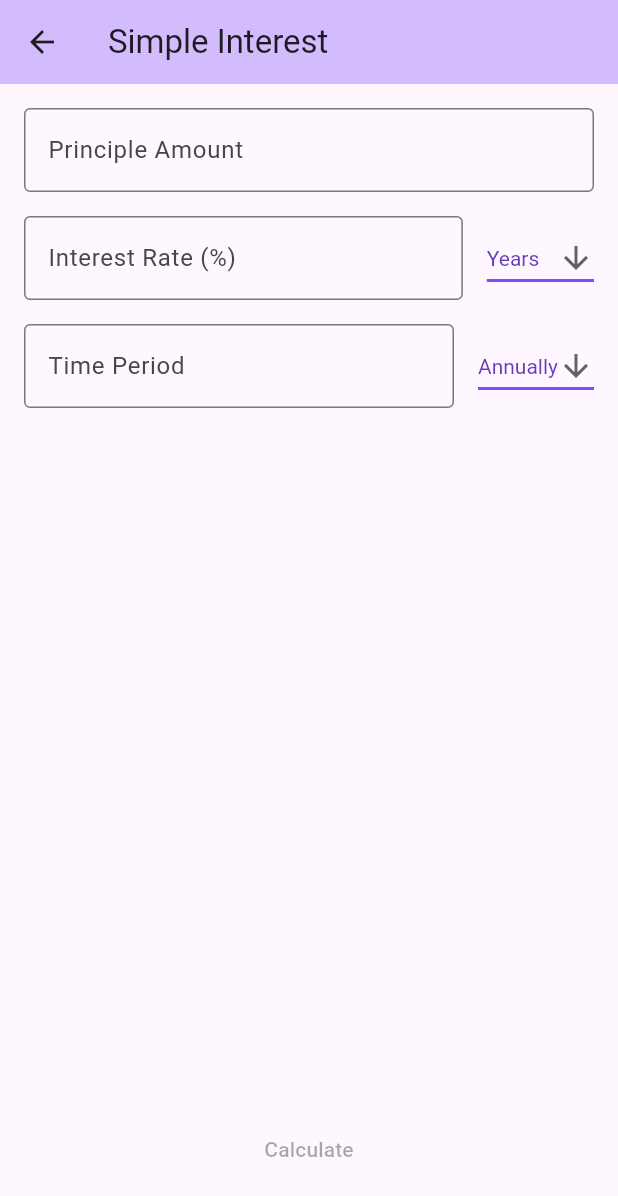
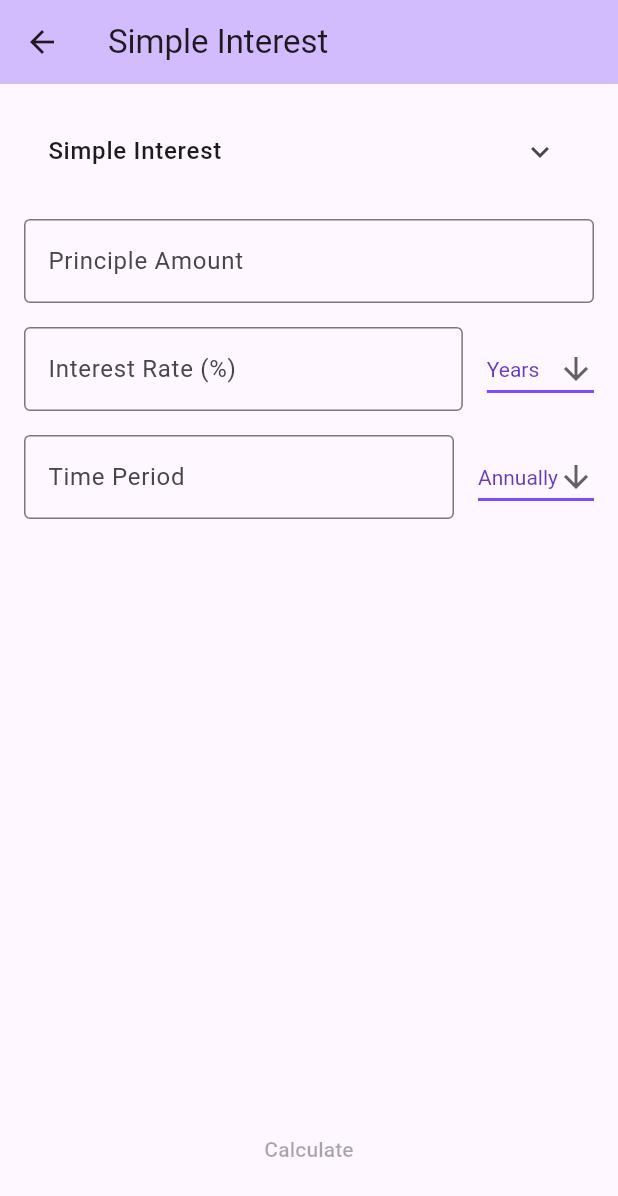
Before and after one commit to williamnkosi/swiss_army_calculator, a Flutter app: the FinanceListPage screen opened by its route, after a tap on "Simple Interest", on a phone screen of 412 x 824 dp. Shown: the top 1196 px of the screen. Run offline on Flutter 3.47's test engine with Material 3 defaults, Android fonts, the phone set to English and light mode, and no system bars; drawn by our look-alikes of flutter_form_builder; our stand-ins replace bloc, equatable, flutter_bloc, form_builder_validators.

Commit message:
Added expansionTile to present a description

```diff
--- /dev/null
+++ b/lib/info/finance_info.dart
@@ -0,0 +1,12 @@
+import '../models/calculator_types.dart';
+
+// class FinanceInfo {
+// final String title;
+//  final String description;
+//   FinanceInfo({required this.title, required this.description});
+// }
+
+Map<FinanceCalculators, String> finanaceData = {
+  FinanceCalculators.simpleInterest:
+      'Simple interest is a method of calculating the interest on a loan or investment. It is called "simple" because it is calculated only on the initial principal amount, without taking into account the accumulated interest from previous periods.',
+};
--- a/lib/page/calculator_pages/finance/simple_interest_page.dart
+++ b/lib/page/calculator_pages/finance/simple_interest_page.dart
@@ -1,7 +1,10 @@
 import 'package:flutter/material.dart';
 import 'package:flutter_form_builder/flutter_form_builder.dart';
 import 'package:form_builder_validators/form_builder_validators.dart';
+import 'package:swiss_army_calculator/info/finance_info.dart';
+import 'package:swiss_army_calculator/widgets/app_expansion_tile.dart';
 
+import '../../../models/calculator_types.dart';
 import '../../../widgets/app_material_button.dart';
 import '../../../widgets/drop_down_button.dart';
 
@@ -42,6 +45,12 @@ class _SimpleInterestState extends State<SimpleInterest> {
       key: _formKey,
       child: Column(
         children: [
+          AppExpansionTile(
+              title: FinanceCalculators.simpleInterest.value,
+              description: finanaceData[FinanceCalculators.simpleInterest]!),
+          const SizedBox(
+            height: 16,
+          ),
           Expanded(
             child: Column(
               children: [
--- /dev/null
+++ b/lib/widgets/app_expansion_tile.dart
@@ -0,0 +1,26 @@
+import 'package:flutter/material.dart';
+
+class AppExpansionTile extends StatelessWidget {
+  final String title;
+  final String description;
+  const AppExpansionTile(
+      {super.key, required this.title, required this.description});
+
+  @override
+  Widget build(BuildContext context) {
+    return ExpansionTile(
+      title: Text(
+        title,
+        style: const TextStyle(fontSize: 16.0, fontWeight: FontWeight.w500),
+      ),
+      children: <Widget>[
+        ListTile(
+          title: Text(
+            description,
+            style: const TextStyle(fontWeight: FontWeight.w700),
+          ),
+        )
+      ],
+    );
+  }
+}
```
